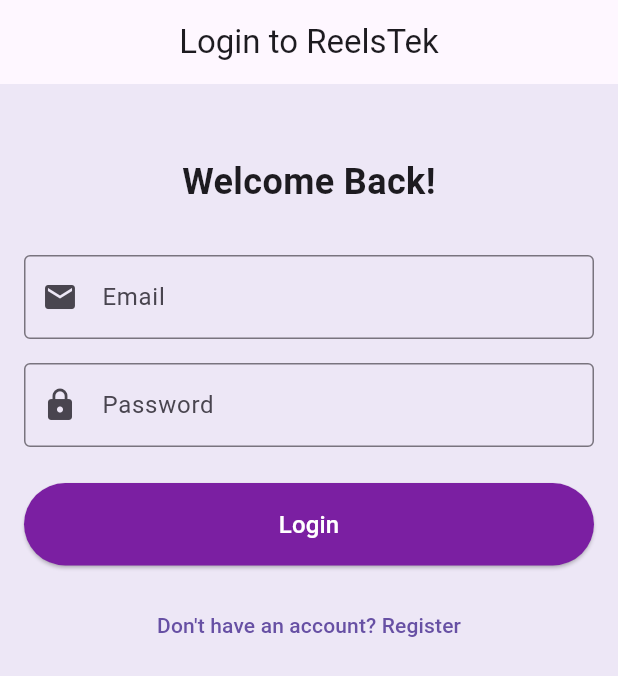
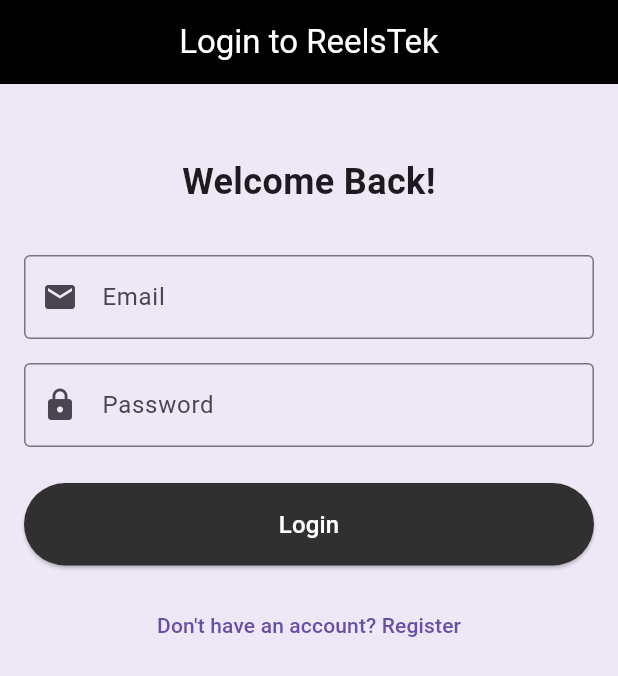
Before and after one commit to FaiziIsmady/movie-app, a Flutter app: the screen it shows after launch, on a phone screen of 412 x 824 dp. Shown: the top 676 px of the screen. Run offline on Flutter 3.47's test engine with Material 3 defaults, Android fonts, the phone set to English and light mode, and no system bars; our stand-ins replace cached_network_image, cloud_firestore, firebase_auth, firebase_core, flutter_dotenv, image_picker and 1 more; accounts and stored records are empty.

Commit message:
feat: UI Enhancement

```diff
--- a/lib/movie/screens/home_screen.dart
+++ b/lib/movie/screens/home_screen.dart
@@ -83,7 +83,7 @@ class _HomeScreenState extends State<HomeScreen> {
                   child: MovieCard(
                     movie: movie,
                     onTap: () {
-                      // Your action here
+
                     },
                   ),
                 ),
--- a/lib/movie/screens/movie_screen_detail.dart
+++ b/lib/movie/screens/movie_screen_detail.dart
@@ -155,7 +155,7 @@ class _MovieDetailScreenState extends State<MovieDetailScreen> {
                             .showMovieCast(widget.movie.id);
                         },
                         style: ElevatedButton.styleFrom(
-                          backgroundColor: Colors.purple.shade700,
+                          backgroundColor: Colors.grey[850],
                           foregroundColor: Colors.white,
                         ),
                         child: const Text('Cast'),
@@ -185,7 +185,7 @@ class _MovieDetailScreenState extends State<MovieDetailScreen> {
                           }
                         },
                         style: ElevatedButton.styleFrom(
-                          backgroundColor: Colors.purple.shade700,
+                          backgroundColor: Colors.grey[850],
                           foregroundColor: Colors.white,
                         ),
                         child: const Text('Trailer'),
@@ -200,7 +200,7 @@ class _MovieDetailScreenState extends State<MovieDetailScreen> {
                           );
                         },
                         style: ElevatedButton.styleFrom(
-                          backgroundColor: Colors.purple.shade700,
+                          backgroundColor: Colors.grey[850],
                           foregroundColor: Colors.white,
                         ),
                         child: const Text('Add Review'),
--- a/lib/profile/screens/edit_review_screen.dart
+++ b/lib/profile/screens/edit_review_screen.dart
@@ -66,6 +66,11 @@ class _EditReviewScreenState extends State<EditReviewScreen> {
               const SizedBox(height: 16),
               ElevatedButton(
                 onPressed: _updateReview,
+                style: ElevatedButton.styleFrom(
+                  padding: const EdgeInsets.symmetric(vertical: 16),
+                  backgroundColor: Colors.grey[850],
+                  foregroundColor: Colors.white,
+                ),
                 child: const Text('Update Review'),
               ),
             ],
--- a/lib/profile/screens/login_screen.dart
+++ b/lib/profile/screens/login_screen.dart
@@ -72,8 +72,15 @@ class _LoginScreenState extends State<LoginScreen> {
   Widget build(BuildContext context) {
     return Scaffold(
       appBar: AppBar(
-        title: const Text('Login to ReelsTek'),
+        title: const Text(
+          'Login to ReelsTek',
+          style: TextStyle(
+            color: Colors.white, // Set the text color to white
+          ),
+        ),
         centerTitle: true,
+        backgroundColor: Colors.black,
+
       ),
       body: SingleChildScrollView(
         padding: const EdgeInsets.all(16.0),
@@ -148,7 +155,7 @@ class _LoginScreenState extends State<LoginScreen> {
                 onPressed: _isLoading ? null : _login,
                 style: ElevatedButton.styleFrom(
                   padding: const EdgeInsets.symmetric(vertical: 16),
-                  backgroundColor: Colors.purple.shade700,
+                  backgroundColor: Colors.grey[850],
                   foregroundColor: Colors.white,
                 ),
                 child: _isLoading
--- a/lib/profile/screens/profile_screen.dart
+++ b/lib/profile/screens/profile_screen.dart
@@ -292,7 +292,7 @@ class _ProfileScreenState extends State<ProfileScreen> {
               );
             },
             style: ElevatedButton.styleFrom(
-                          backgroundColor: Colors.purple.shade700,
+                          backgroundColor: Colors.grey[850],
                           foregroundColor: Colors.white,
                         ),
             child: const Text('My Reviews'),
@@ -438,7 +438,7 @@ class _ProfileScreenState extends State<ProfileScreen> {
           ElevatedButton(
             onPressed: _isLoading ? null : _saveProfile,
             style: ElevatedButton.styleFrom(
-                          backgroundColor: Colors.purple.shade700,
+                          backgroundColor: Colors.grey[850],
                           foregroundColor: Colors.white,
                         ),
             child: _isLoading
--- a/lib/profile/screens/user_review_movie.dart
+++ b/lib/profile/screens/user_review_movie.dart
@@ -116,7 +116,7 @@ class _UserReviewMovieScreenState extends State<UserReviewMovieScreen> {
             const SizedBox(height: 16),
             ElevatedButton(
               style: ElevatedButton.styleFrom(
-                          backgroundColor: Colors.purple.shade700,
+                          backgroundColor: Colors.grey[850],
                           foregroundColor: Colors.white,
                         ),
               onPressed: _isSubmitting ? null : _submitReview,
--- a/lib/profile/screens/user_review_profile.dart
+++ b/lib/profile/screens/user_review_profile.dart
@@ -66,7 +66,7 @@ class _UserReviewProfileScreenState extends State<UserReviewProfileScreen> {
                 icon: const Icon(Icons.arrow_back),
                 label: const Text(''),
                 style: ElevatedButton.styleFrom(
-                  backgroundColor: Colors.purple.shade700,
+                  backgroundColor: Colors.grey[850],
                   foregroundColor: Colors.white,
                 ),
               ),
--- a/lib/widgets/app_scaffold.dart
+++ b/lib/widgets/app_scaffold.dart
@@ -28,13 +28,15 @@ class AppScaffold extends StatelessWidget {
     return Scaffold(
       appBar: title.isNotEmpty
           ? AppBar(
+              backgroundColor: Colors.black,
+              centerTitle: true,
               title: Container(
                 child: Text(
                   title,
                   style: const TextStyle(
                     fontWeight: FontWeight.bold,
                     fontSize: 24,
-                    color: Colors.black,
+                    color: Colors.white,
                   ),
                 ),
               ),
--- a/lib/widgets/bottom_nav_bar.dart
+++ b/lib/widgets/bottom_nav_bar.dart
@@ -39,7 +39,7 @@ class BottomNavBar extends StatelessWidget {
       unselectedItemColor: Colors.grey,
       showUnselectedLabels: true,
       type: BottomNavigationBarType.fixed,
-      backgroundColor: Colors.white,
+      backgroundColor: Colors.grey[900],
     );
   }
 }
```
Also changed, not shown: lib/profile/screens/register_screen.dart (+12 -3 lines).
